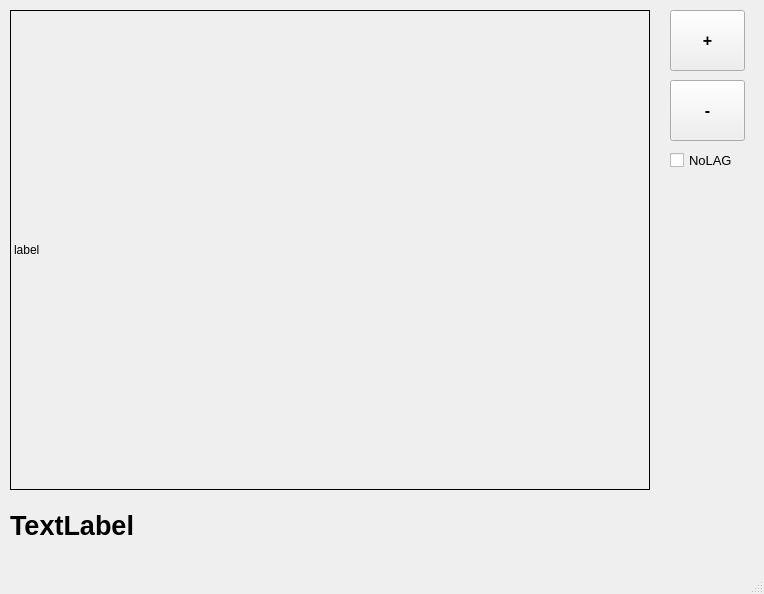
The window that gui.ui (Kamilr616/AI_sign_language_translator) describes before a commit, drawn with Qt 5.
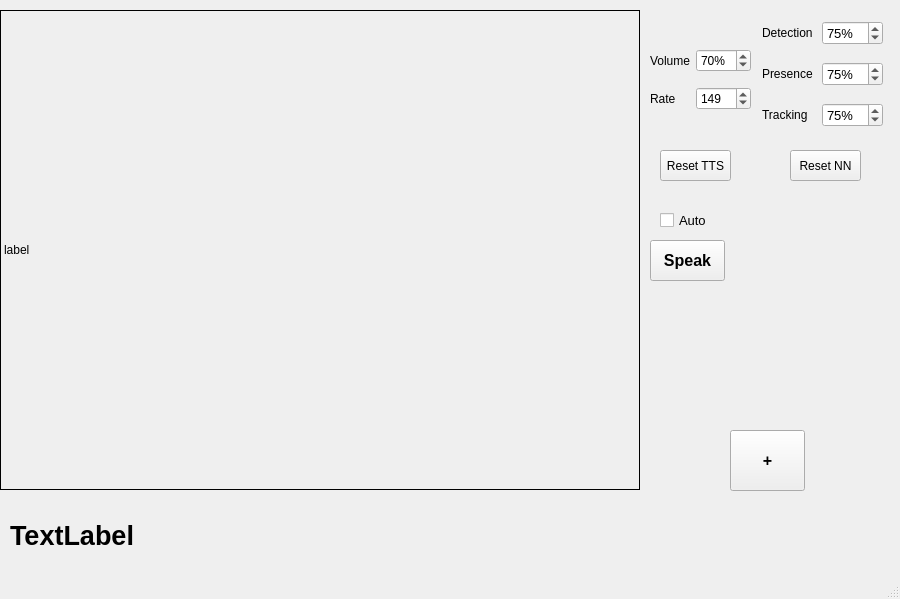
The same window after the commit.

The edit to the form file:
```diff
--- a/gui.ui
+++ b/gui.ui
@@ -6,8 +6,8 @@
    <rect>
     <x>0</x>
     <y>0</y>
-    <width>764</width>
-    <height>594</height>
+    <width>900</width>
+    <height>599</height>
    </rect>
   </property>
   <property name="windowTitle">
@@ -17,8 +17,8 @@
    <widget class="QPushButton" name="startButton">
     <property name="geometry">
      <rect>
-      <x>670</x>
-      <y>10</y>
+      <x>730</x>
+      <y>430</y>
       <width>75</width>
       <height>61</height>
      </rect>
@@ -36,10 +36,10 @@
    <widget class="QPushButton" name="stopButton">
     <property name="geometry">
      <rect>
-      <x>670</x>
-      <y>80</y>
+      <x>650</x>
+      <y>240</y>
       <width>75</width>
-      <height>61</height>
+      <height>41</height>
      </rect>
     </property>
     <property name="font">
@@ -49,13 +49,13 @@
      </font>
     </property>
     <property name="text">
-     <string>-</string>
+     <string>Speak</string>
     </property>
    </widget>
    <widget class="QLabel" name="label">
     <property name="geometry">
      <rect>
-      <x>10</x>
+      <x>0</x>
       <y>10</y>
       <width>640</width>
       <height>480</height>
@@ -72,7 +72,7 @@
     <property name="geometry">
      <rect>
       <x>10</x>
-      <y>490</y>
+      <y>500</y>
       <width>641</width>
       <height>71</height>
      </rect>
@@ -90,9 +90,9 @@
    <widget class="QCheckBox" name="checkBox">
     <property name="geometry">
      <rect>
-      <x>670</x>
-      <y>150</y>
-      <width>76</width>
+      <x>660</x>
+      <y>210</y>
+      <width>51</width>
       <height>20</height>
      </rect>
     </property>
@@ -102,7 +102,205 @@
      </font>
     </property>
     <property name="text">
-     <string>NoLAG</string>
+     <string>Auto</string>
+    </property>
+   </widget>
+   <widget class="QPushButton" name="pushButton3">
+    <property name="geometry">
+     <rect>
+      <x>790</x>
+      <y>150</y>
+      <width>71</width>
+      <height>31</height>
+     </rect>
+    </property>
+    <property name="text">
+     <string>Reset NN</string>
+    </property>
+   </widget>
+   <widget class="QWidget" name="gridLayoutWidget">
+    <property name="geometry">
+     <rect>
+      <x>762</x>
+      <y>10</y>
+      <width>121</width>
+      <height>131</height>
+     </rect>
+    </property>
+    <layout class="QGridLayout" name="gridLayout">
+     <item row="0" column="0">
+      <widget class="QLabel" name="label_2">
+       <property name="text">
+        <string>Detection</string>
+       </property>
+      </widget>
+     </item>
+     <item row="0" column="1">
+      <widget class="QSpinBox" name="spinBox1">
+       <property name="font">
+        <font>
+         <pointsize>10</pointsize>
+        </font>
+       </property>
+       <property name="cursor">
+        <cursorShape>SizeVerCursor</cursorShape>
+       </property>
+       <property name="whatsThis">
+        <string/>
+       </property>
+       <property name="wrapping">
+        <bool>false</bool>
+       </property>
+       <property name="specialValueText">
+        <string/>
+       </property>
+       <property name="suffix">
+        <string>%</string>
+       </property>
+       <property name="prefix">
+        <string/>
+       </property>
+       <property name="maximum">
+        <number>100</number>
+       </property>
+       <property name="value">
+        <number>75</number>
+       </property>
+      </widget>
+     </item>
+     <item row="2" column="0">
+      <widget class="QLabel" name="label_4">
+       <property name="text">
+        <string>Tracking</string>
+       </property>
+      </widget>
+     </item>
+     <item row="2" column="1">
+      <widget class="QSpinBox" name="spinBox3">
+       <property name="font">
+        <font>
+         <pointsize>10</pointsize>
+        </font>
+       </property>
+       <property name="cursor">
+        <cursorShape>SizeVerCursor</cursorShape>
+       </property>
+       <property name="whatsThis">
+        <string/>
+       </property>
+       <property name="suffix">
+        <string>%</string>
+       </property>
+       <property name="prefix">
+        <string/>
+       </property>
+       <property name="maximum">
+        <number>100</number>
+       </property>
+       <property name="value">
+        <number>75</number>
+       </property>
+      </widget>
+     </item>
+     <item row="1" column="1">
+      <widget class="QSpinBox" name="spinBox2">
+       <property name="font">
+        <font>
+         <pointsize>10</pointsize>
+        </font>
+       </property>
+       <property name="cursor">
+        <cursorShape>SizeVerCursor</cursorShape>
+       </property>
+       <property name="whatsThis">
+        <string/>
+       </property>
+       <property name="suffix">
+        <string>%</string>
+       </property>
+       <property name="prefix">
+        <string/>
+       </property>
+       <property name="maximum">
+        <number>100</number>
+       </property>
+       <property name="value">
+        <number>75</number>
+       </property>
+      </widget>
+     </item>
+     <item row="1" column="0">
+      <widget class="QLabel" name="label_3">
+       <property name="text">
+        <string>Presence </string>
+       </property>
+      </widget>
+     </item>
+    </layout>
+   </widget>
+   <widget class="QWidget" name="gridLayoutWidget_2">
+    <property name="geometry">
+     <rect>
+      <x>650</x>
+      <y>40</y>
+      <width>101</width>
+      <height>80</height>
+     </rect>
+    </property>
+    <layout class="QGridLayout" name="gridLayout_2">
+     <item row="0" column="0">
+      <widget class="QLabel" name="label_5">
+       <property name="text">
+        <string>Volume</string>
+       </property>
+      </widget>
+     </item>
+     <item row="1" column="0">
+      <widget class="QLabel" name="label_6">
+       <property name="text">
+        <string>Rate</string>
+       </property>
+      </widget>
+     </item>
+     <item row="0" column="1">
+      <widget class="QSpinBox" name="spinBox4">
+       <property name="suffix">
+        <string>%</string>
+       </property>
+       <property name="maximum">
+        <number>105</number>
+       </property>
+       <property name="value">
+        <number>70</number>
+       </property>
+      </widget>
+     </item>
+     <item row="1" column="1">
+      <widget class="QSpinBox" name="spinBox5">
+       <property name="minimum">
+        <number>1</number>
+       </property>
+       <property name="maximum">
+        <number>500</number>
+       </property>
+       <property name="value">
+        <number>149</number>
+       </property>
+      </widget>
+     </item>
+    </layout>
+   </widget>
+   <widget class="QPushButton" name="pushButton4">
+    <property name="geometry">
+     <rect>
+      <x>660</x>
+      <y>150</y>
+      <width>71</width>
+      <height>31</height>
+     </rect>
+    </property>
+    <property name="text">
+     <string>Reset TTS</string>
     </property>
    </widget>
   </widget>
```
Left out of the diff: 2 changed lines with no effect on the pictures.
